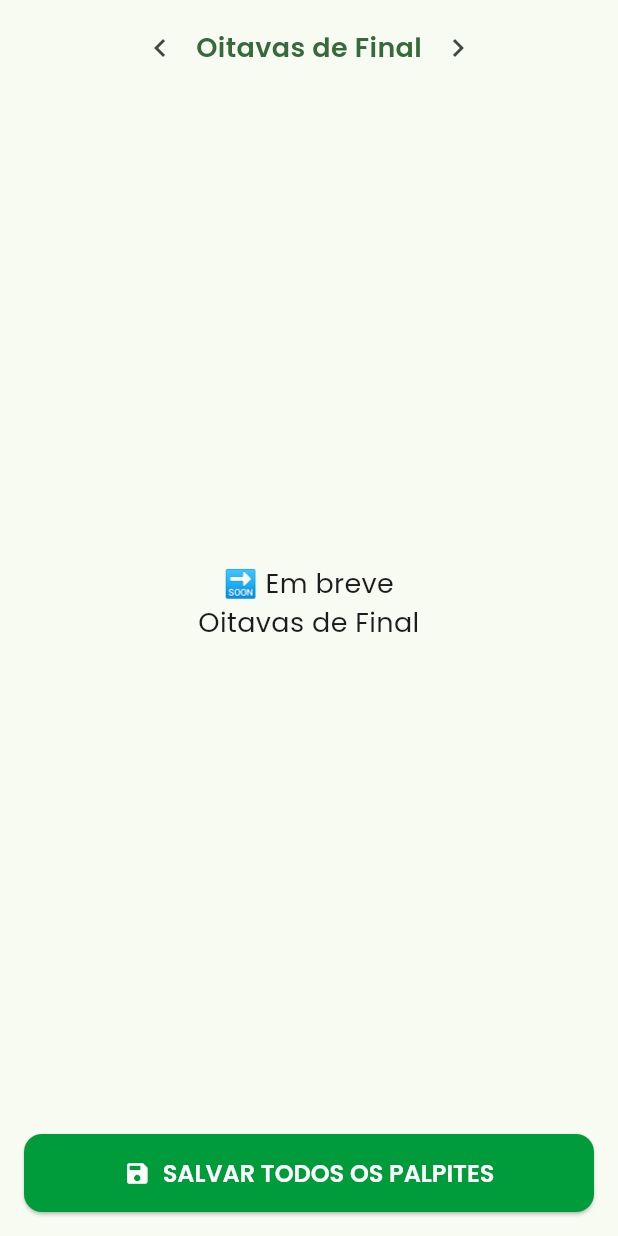
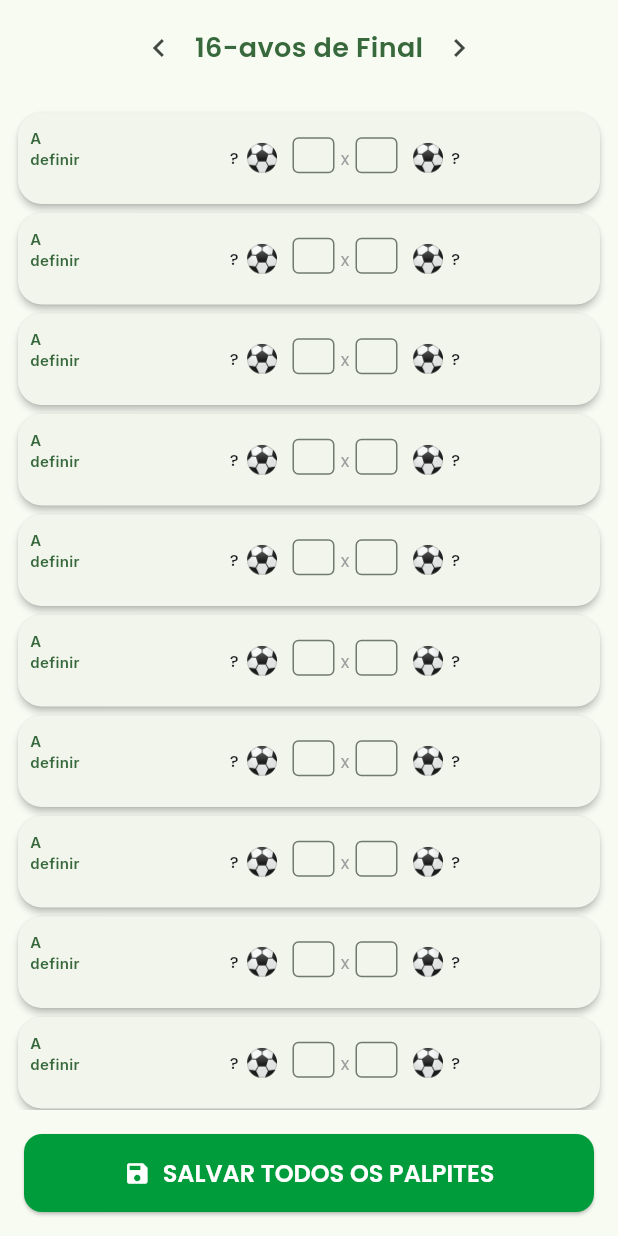
Before and after one commit to Chadtome/bolao_copa_2026, a Flutter app: the BetScreen widget shown alone on an empty page, opened directly, after a tap on the "chevron right" icon, on a phone screen of 412 x 824 dp. Run offline on Flutter 3.47's test engine with Material 3 defaults, Android fonts, the phone set to English and light mode, and no system bars; our stand-ins replace cloud_firestore, firebase_auth, firebase_core, google_fonts; accounts and stored records are empty.

Commit message:
Palpites mata-mata completo + refatoração

```diff
--- a/lib/screens/Palpites/bet_screen.dart
+++ b/lib/screens/Palpites/bet_screen.dart
@@ -1,7 +1,7 @@
-import 'package:bolao_copa_2026/data/group_phase_games.dart';
-import 'package:bolao_copa_2026/widgets/match_card.dart';
 import 'package:flutter/material.dart';
 import 'package:google_fonts/google_fonts.dart';
+import 'widgets/group_phase_view.dart';
+import 'widgets/knockout_phase_view.dart';
 
 class BetScreen extends StatefulWidget {
   const BetScreen({super.key});
@@ -15,17 +15,17 @@ class _BetScreenState extends State<BetScreen> {
 
   final List<Map<String, dynamic>> _phases = [
     {'title': 'Fase de Grupos', 'icon': Icons.groups},
+    {'title': '16-avos de Final', 'icon': Icons.sports_soccer},
     {'title': 'Oitavas de Final', 'icon': Icons.sports_soccer},
     {'title': 'Quartas de Final', 'icon': Icons.sports_soccer},
     {'title': 'Semifinal', 'icon': Icons.emoji_events},
-    {'title': 'Final', 'icon': Icons.stars},
+    {'title': 'Final + 3º Lugar', 'icon': Icons.stars},
   ];
 
   @override
   Widget build(BuildContext context) {
     return Column(
       children: [
-        // Navegação entre fases
         Padding(
           padding: const EdgeInsets.symmetric(vertical: 8),
           child: Row(
@@ -33,36 +33,20 @@ class _BetScreenState extends State<BetScreen> {
             children: [
               IconButton(
                 icon: const Icon(Icons.chevron_left),
-                onPressed: _currentPhase > 0
-                    ? () => setState(() => _currentPhase--)
-                    : null,
+                onPressed: _currentPhase > 0 ? () => setState(() => _currentPhase--) : null,
               ),
-              Text(
-                _phases[_currentPhase]['title'],
-                style: GoogleFonts.poppins(
-                  fontSize: 18,
-                  fontWeight: FontWeight.w600,
-                  color: Theme.of(context).colorScheme.primary,
-                ),
-              ),
+              Text(_phases[_currentPhase]['title'],
+                  style: GoogleFonts.poppins(fontSize: 18, fontWeight: FontWeight.w600, color: Theme.of(context).colorScheme.primary)),
               IconButton(
                 icon: const Icon(Icons.chevron_right),
-                onPressed: _currentPhase < _phases.length - 1
-                    ? () => setState(() => _currentPhase++)
-                    : null,
+                onPressed: _currentPhase < _phases.length - 1 ? () => setState(() => _currentPhase++) : null,
               ),
             ],
           ),
         ),
-
-        // Conteúdo
         Expanded(
-          child: _currentPhase == 0
-              ? _buildGroupPhase(context)
-              : _buildKnockoutPlaceholder(),
+          child: _currentPhase == 0 ? const GroupPhaseView() : KnockoutPhaseView(currentPhase: _currentPhase),
         ),
-
-        // Botão SALVAR
         Padding(
           padding: const EdgeInsets.all(16),
           child: SizedBox(
@@ -70,10 +54,7 @@ class _BetScreenState extends State<BetScreen> {
             child: ElevatedButton.icon(
               onPressed: () {
                 ScaffoldMessenger.of(context).showSnackBar(
-                  const SnackBar(
-                    content: Text('Palpites salvos com sucesso! ✅'),
-                    duration: Duration(seconds: 2),
-                  ),
+                  const SnackBar(content: Text('Palpites salvos com sucesso! ✅'), duration: Duration(seconds: 2)),
                 );
               },
               icon: const Icon(Icons.save),
@@ -84,112 +65,4 @@ class _BetScreenState extends State<BetScreen> {
       ],
     );
   }
-
-  Widget _buildGroupPhase(BuildContext context) {
-  return LayoutBuilder(
-    builder: (context, constraints) {
-      final isWide = constraints.maxWidth > 600;
-
-      if (isWide) {
-        return ListView.builder(
-          padding: const EdgeInsets.all(8),
-          itemCount: (GroupPhaseGames.groups.length / 2).ceil(),
-          itemBuilder: (context, index) {
-            final i = index * 2;
-            return Padding(
-              padding: const EdgeInsets.only(bottom: 12),
-              child: Row(
-                crossAxisAlignment: CrossAxisAlignment.start,
-                children: [
-                  Expanded(
-                    child: _GroupPanel(group: GroupPhaseGames.groups[i]),
-                  ),
-                  const SizedBox(width: 8),
-                  if (i + 1 < GroupPhaseGames.groups.length)
-                    Expanded(
-                      child: _GroupPanel(group: GroupPhaseGames.groups[i + 1]),
-                    )
-                  else
-                    const Expanded(child: SizedBox()),
-                ],
-              ),
-            );
-          },
-        );
-      }
-
-      return ListView.builder(
-        padding: const EdgeInsets.all(8),
-        itemCount: GroupPhaseGames.groups.length,
-        itemBuilder: (context, index) => Padding(
-          padding: const EdgeInsets.only(bottom: 12),
-          child: _GroupPanel(group: GroupPhaseGames.groups[index]),
-        ),
-      );
-    },
-  );
 }
-
-
-  Widget _buildKnockoutPlaceholder() {
-    return const Center(
-      child: Text(
-        '🔜 Em breve\nOitavas de Final',
-        textAlign: TextAlign.center,
-        style: TextStyle(fontSize: 18),
-      ),
-    );
-  }
-}
-
-class _GroupPanel extends StatelessWidget {
-  final Map<String, dynamic> group;
-  const _GroupPanel({required this.group});
-
-  @override
-  Widget build(BuildContext context) {
-    return Card(
-      margin: EdgeInsets.zero,
-      child: Column(
-        crossAxisAlignment: CrossAxisAlignment.start,
-        children: [
-          Container(
-            width: double.infinity,
-            padding: const EdgeInsets.symmetric(horizontal: 12, vertical: 8),
-            decoration: BoxDecoration(
-              color: Theme.of(context).colorScheme.primary.withOpacity(0.1),
-              borderRadius: const BorderRadius.vertical(top: Radius.circular(12)),
-            ),
-            child: Text(
-              'Grupo ${group['name']}',
-              style: GoogleFonts.poppins(
-                fontSize: 14,
-                fontWeight: FontWeight.w600,
-                color: Theme.of(context).colorScheme.primary,
-              ),
-            ),
-          ),
-          ...List<Widget>.from(
-            (group['games'] as List).map((game) => MatchCard(
-                  homeTeam: game['homeTeam'],
-                  awayTeam: game['awayTeam'],
-                  homeFlag: game['homeFlag'],
-                  awayFlag: game['awayFlag'],
-                  date: game['date'],
-                  time: game['time'],
-                  status: game['status'] ?? 'open',
-                  isEditable: game['status'] == 'open',
-                  homeBet: game['homeBet'],
-                  awayBet: game['awayBet'],
-                  homeScore: game['homeScore'],
-                  awayScore: game['awayScore'],
-                  onBetChanged: (home, away) {
-                    debugPrint('Palpite: ${game['homeTeam']} $home x $away ${game['awayTeam']}');
-                  },
-                )),
-          ),
-        ],
-      ),
-    );
-  }
-}
--- /dev/null
+++ b/lib/screens/Palpites/widgets/group_panel.dart
@@ -0,0 +1,47 @@
+import 'package:flutter/material.dart';
+import 'package:google_fonts/google_fonts.dart';
+import '../../../widgets/match_card.dart';
+
+class GroupPanel extends StatelessWidget {
+  final Map<String, dynamic> group;
+  const GroupPanel({super.key, required this.group});
+
+  @override
+  Widget build(BuildContext context) {
+    return Card(
+      margin: EdgeInsets.zero,
+      child: Column(
+        crossAxisAlignment: CrossAxisAlignment.start,
+        children: [
+          Container(
+            width: double.infinity,
+            padding: const EdgeInsets.symmetric(horizontal: 12, vertical: 8),
+            decoration: BoxDecoration(
+              color: Theme.of(context).colorScheme.primary.withOpacity(0.1),
+              borderRadius: const BorderRadius.vertical(top: Radius.circular(12)),
+            ),
+            child: Text('Grupo ${group['name']}',
+                style: GoogleFonts.poppins(fontSize: 14, fontWeight: FontWeight.w600, color: Theme.of(context).colorScheme.primary)),
+          ),
+          ...List<Widget>.from((group['games'] as List).map((game) => MatchCard(
+                homeTeam: game['homeTeam'],
+                awayTeam: game['awayTeam'],
+                homeFlag: game['homeFlag'],
+                awayFlag: game['awayFlag'],
+                date: game['date'],
+                time: game['time'],
+                status: game['status'] ?? 'open',
+                isEditable: game['status'] == 'open',
+                homeBet: game['homeBet'],
+                awayBet: game['awayBet'],
+                homeScore: game['homeScore'],
+                awayScore: game['awayScore'],
+                onBetChanged: (home, away) {
+                  debugPrint('Palpite: ${game['homeTeam']} $home x $away ${game['awayTeam']}');
+                },
+              ))),
+        ],
+      ),
+    );
+  }
+}
--- /dev/null
+++ b/lib/screens/Palpites/widgets/group_phase_view.dart
@@ -0,0 +1,47 @@
+import 'package:flutter/material.dart';
+import '../../../data/group_phase_games.dart';
+import 'group_panel.dart';
+
+class GroupPhaseView extends StatelessWidget {
+  const GroupPhaseView({super.key});
+
+  @override
+  Widget build(BuildContext context) {
+    return LayoutBuilder(
+      builder: (context, constraints) {
+        final isWide = constraints.maxWidth > 600;
+        if (isWide) {
+          return ListView.builder(
+            padding: const EdgeInsets.all(8),
+            itemCount: (GroupPhaseGames.groups.length / 2).ceil(),
+            itemBuilder: (context, index) {
+              final i = index * 2;
+              return Padding(
+                padding: const EdgeInsets.only(bottom: 12),
+                child: Row(
+                  crossAxisAlignment: CrossAxisAlignment.start,
+                  children: [
+                    Expanded(child: GroupPanel(group: GroupPhaseGames.groups[i])),
+                    const SizedBox(width: 8),
+                    if (i + 1 < GroupPhaseGames.groups.length)
+                      Expanded(child: GroupPanel(group: GroupPhaseGames.groups[i + 1]))
+                    else
+                      const Expanded(child: SizedBox()),
+                  ],
+                ),
+              );
+            },
+          );
+        }
+        return ListView.builder(
+          padding: const EdgeInsets.all(8),
+          itemCount: GroupPhaseGames.groups.length,
+          itemBuilder: (context, index) => Padding(
+            padding: const EdgeInsets.only(bottom: 12),
+            child: GroupPanel(group: GroupPhaseGames.groups[index]),
+          ),
+        );
+      },
+    );
+  }
+}
--- /dev/null
+++ b/lib/screens/Palpites/widgets/knockout_phase_view.dart
@@ -0,0 +1,86 @@
+import 'package:flutter/material.dart';
+import 'package:provider/provider.dart';
+import '../../../data/teams.dart';
+import '../../../providers/mata_mata_provider.dart';
+import '../../../providers/resultados_provider.dart';
+import '../../../widgets/match_card.dart';
+
+class KnockoutPhaseView extends StatelessWidget {
+  final int currentPhase;
+  const KnockoutPhaseView({super.key, required this.currentPhase});
+
+  @override
+  Widget build(BuildContext context) {
+    final mataMata = Provider.of<MataMataProvider>(context);
+    final resultados = Provider.of<ResultadosProvider>(context);
+
+    String? timeDoSlot(int slot) {
+      return mataMata.slots[slot] ?? resultados.getTime(slot);
+    }
+
+    final jogos = _getConfrontos(currentPhase, mataMata, timeDoSlot);
+
+    if (jogos.isEmpty) {
+      return const Center(child: Text('🔜 Em breve', style: TextStyle(fontSize: 18)));
+    }
+
+    return ListView.builder(
+      padding: const EdgeInsets.all(8),
+      itemCount: jogos.length,
+      itemBuilder: (context, index) {
+        final j = jogos[index];
+        final timeA = j['timeA'] ?? '?';
+        final timeB = j['timeB'] ?? '?';
+
+        return MatchCard(
+          homeTeam: timeA,
+          awayTeam: timeB,
+          homeFlag: timeA != '?' ? Teams.get(timeA).flag : '⚽',
+          awayFlag: timeB != '?' ? Teams.get(timeB).flag : '⚽',
+          date: 'A definir',
+          time: '',
+          status: 'open',
+          isEditable: true,
+          onBetChanged: (home, away) {
+            debugPrint('Palpite: $timeA $home x $away $timeB');
+          },
+        );
+      },
+    );
+  }
+
+  List<Map<String, String?>> _getConfrontos(int phase, MataMataProvider mataMata, String? Function(int) timeDoSlot) {
+    switch (phase) {
+      case 1:
+        final esq = List.generate(8, (i) {
+          final a = 1 + i * 2;
+          return {'timeA': mataMata.slots[a], 'timeB': mataMata.slots[a + 1]};
+        });
+        final dir = List.generate(8, (i) {
+          final a = 17 + i * 2;
+          return {'timeA': mataMata.slots[a], 'timeB': mataMata.slots[a + 1]};
+        });
+        return esq + dir;
+      case 2:
+        final esq = List.generate(4, (i) => {'timeA': timeDoSlot(33 + i * 2), 'timeB': timeDoSlot(33 + i * 2 + 1)});
+        final dir = List.generate(4, (i) => {'timeA': timeDoSlot(41 + i * 2), 'timeB': timeDoSlot(41 + i * 2 + 1)});
+        return esq + dir;
+      case 3:
+        final esq = List.generate(2, (i) => {'timeA': timeDoSlot(49 + i * 2), 'timeB': timeDoSlot(49 + i * 2 + 1)});
+        final dir = List.generate(2, (i) => {'timeA': timeDoSlot(53 + i * 2), 'timeB': timeDoSlot(53 + i * 2 + 1)});
+        return esq + dir;
+      case 4:
+        return [
+          {'timeA': timeDoSlot(57), 'timeB': timeDoSlot(58)},
+          {'timeA': timeDoSlot(59), 'timeB': timeDoSlot(60)},
+        ];
+      case 5:
+        return [
+          {'timeA': timeDoSlot(63), 'timeB': timeDoSlot(64)},
+          {'timeA': timeDoSlot(61), 'timeB': timeDoSlot(62)},
+        ];
+      default:
+        return [];
+    }
+  }
+}
```
